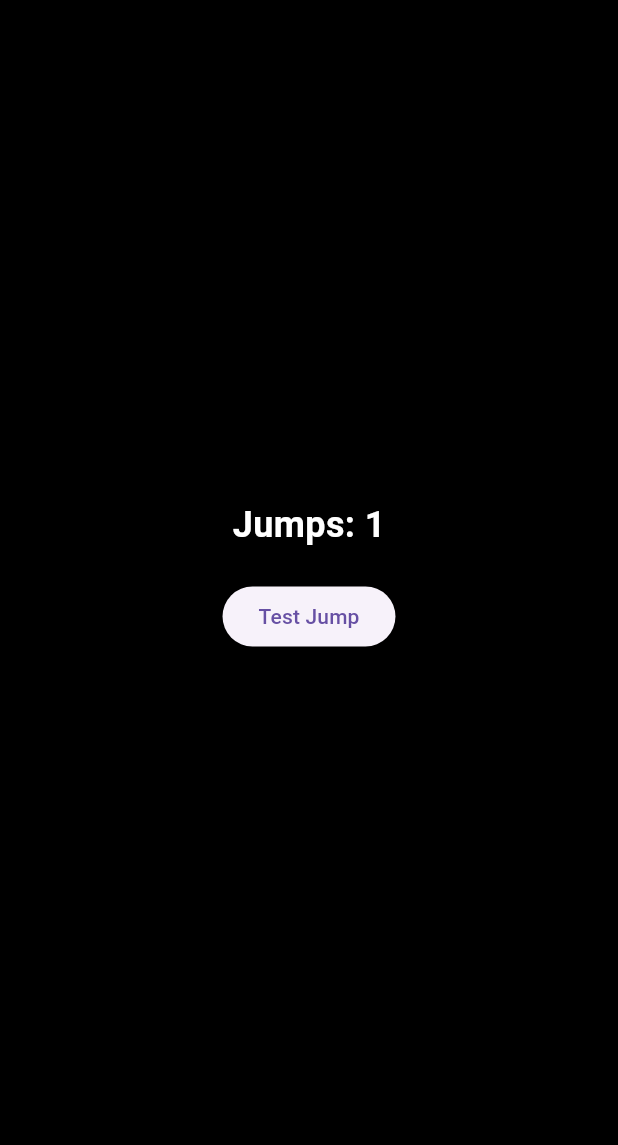
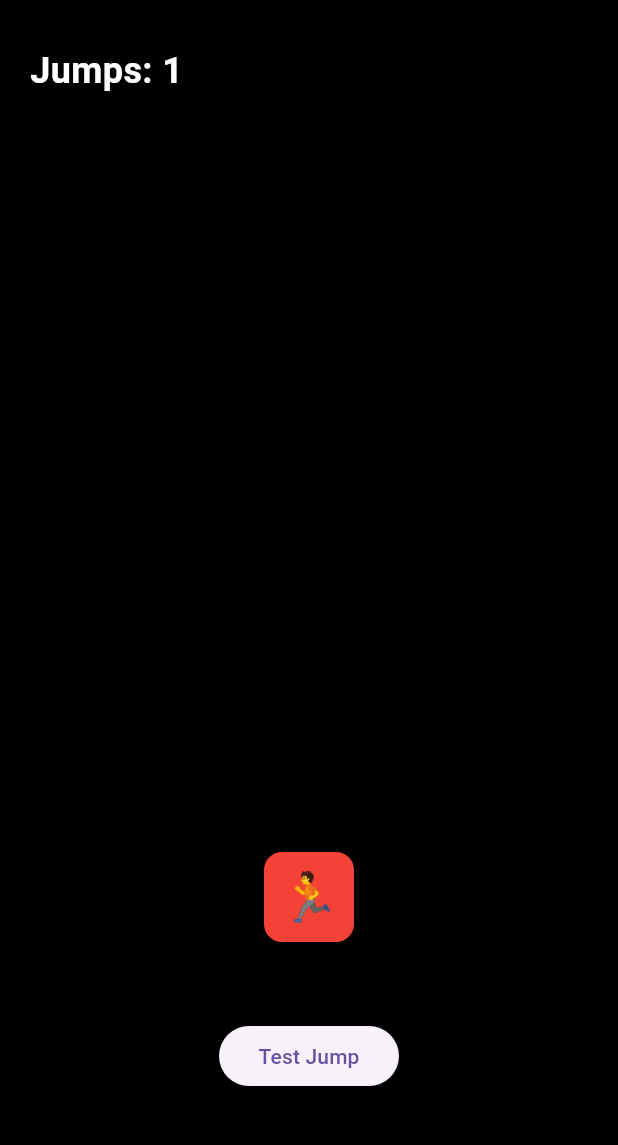
Before and after one commit to Risha0503/fitnessApp, a Flutter app: the screen it shows after launch, after a tap on "Test Jump", on a phone screen of 412 x 824 dp, the part 84-1229 px from its top. Run offline on Flutter 3.47's test engine with Material 3 defaults, Android fonts, the phone set to English and light mode, and no system bars.

Commit message:
moved the button to the bottom and added a runner placeholder

```diff
--- a/fitness_rush_app/lib/screens/gamescreen.dart
+++ b/fitness_rush_app/lib/screens/gamescreen.dart
@@ -7,41 +7,72 @@ class GameScreen extends StatefulWidget {
   State<GameScreen> createState() => _GameScreenState();
 }
 
-class _GameScreenState extends State<GameScreen> { // State variable to keep track of the jump count
+class _GameScreenState extends State<GameScreen> {
   int jumpCount = 0;
 
-  void increaseJumpCount() {
-    setState(() { // Update the state to reflect the new jump count
+  void increaseJumpCount() { //this function is called when the user presses the "Test Jump" button. It increments the jump count and updates the UI to reflect the new count.
+    setState(() {
       jumpCount++;
     });
   }
 
-  @override // Build the UI for the game screen
-  Widget build(BuildContext context) {
+  @override
+  Widget build(BuildContext context) {//this is the main screen of the game where the user can see their jump count and a button to simulate a jump. The design is simple with a black background and red accents to match the theme of the app. The jump count is displayed at the top left corner, and a button is positioned at the bottom center for easy access.
     return Scaffold(
       appBar: AppBar(
         title: const Text('Fitness Rush'),
         backgroundColor: Colors.red,
       ),
-      body: Center(
-        child: Column(
-          mainAxisAlignment: MainAxisAlignment.center, // Center the content vertically
-          children: [
-            Text(
-              'Jumps: $jumpCount', // Display the current jump count
+      body: Stack( //Stack is used to layer the different UI elements on top of each other, allowing for a more dynamic and visually appealing layout.
+        children: [
+          Container(
+            color: Colors.black,
+          ),
+
+          Positioned( //Positioned widget is used to place the jump count text at a specific location on the screen, in this case, the top left corner. It allows for precise control over the placement of the UI element.
+            top: 30,
+            left: 20,
+            child: Text(
+              'Jumps: $jumpCount',
               style: const TextStyle(
                 color: Colors.white,
                 fontSize: 24,
                 fontWeight: FontWeight.bold,
               ),
             ),
-            const SizedBox(height: 20), // Add some spacing between the text and the button
-            ElevatedButton( // Button to simulate a jump and increase the jump count
-              onPressed: increaseJumpCount,
-              child: const Text('Test Jump'),
+          ),
+
+          Positioned(
+            bottom: 140,
+            left: MediaQuery.of(context).size.width / 2 - 30, //MediaQuery is used to get the width of the screen and position the jump icon in the center. By subtracting half of the icon's width (30) from the total width, it ensures that the icon is perfectly centered on the screen.
+            child: Container(
+              width: 60,
+              height: 60,
+              decoration: BoxDecoration(
+                color: Colors.red,
+                borderRadius: BorderRadius.circular(12),
+              ),
+              child: const Center(
+                child: Text(
+                  '🏃',
+                  style: TextStyle(fontSize: 32),
+                ),
+              ),
             ),
-          ],
-        ),
+          ),
+
+          Positioned(
+            bottom: 40, //This button is positioned at the bottom center of the screen, making it easily accessible for the user to simulate a jump. When pressed, it calls the increaseJumpCount function to update the jump count.
+            left: MediaQuery.of(context).size.width / 2 - 60,
+            child: SizedBox(
+              width: 120,
+              child: ElevatedButton(
+                onPressed: increaseJumpCount,
+                child: const Text('Test Jump'),
+              ),
+            ),
+          ),
+        ],
       ),
     );
   }
```
